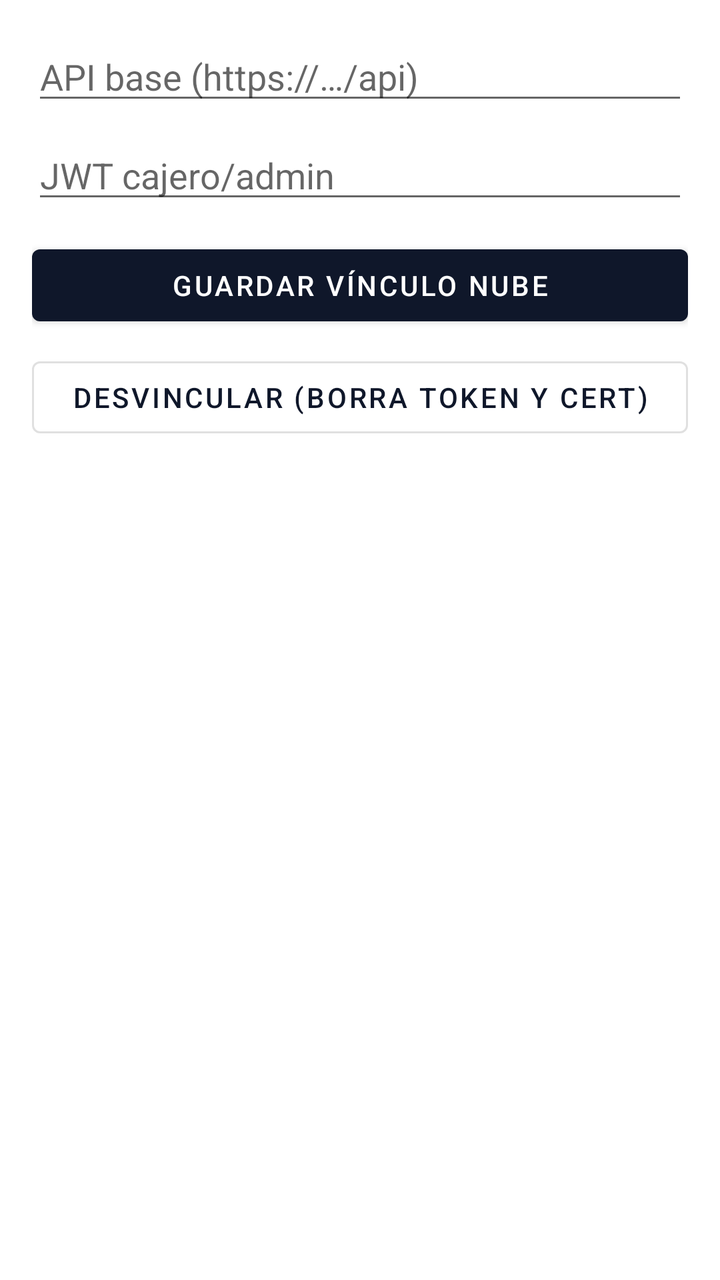
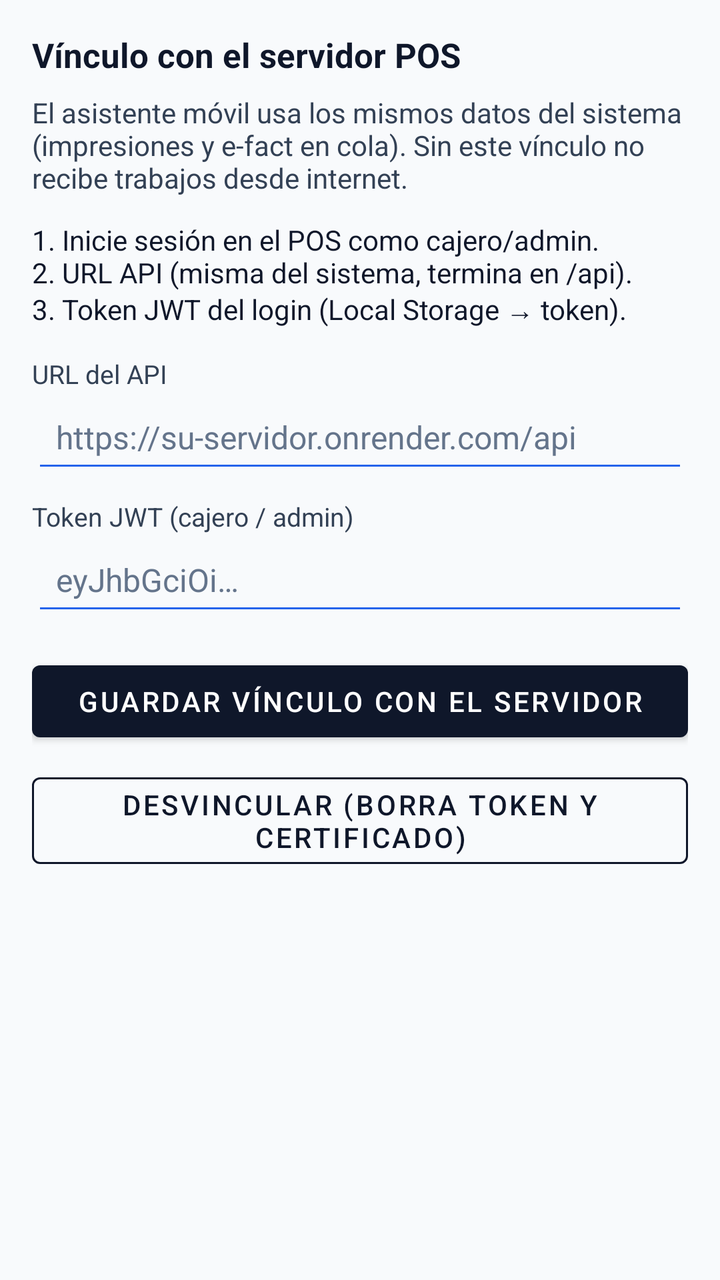

An Android layout rendered at two revisions. The XML below is the earlier revision; the diff shows what the commit changed to produce the second picture.
<!-- AndroidManifest.xml: application theme Theme.FadeyMobileAssistant -->
<!-- res/layout/fragment_settings.xml -->
<?xml version="1.0" encoding="utf-8"?>
<ScrollView xmlns:android="http://schemas.android.com/apk/res/android"
    android:layout_width="match_parent"
    android:layout_height="match_parent"
    android:padding="16dp">

    <LinearLayout
        android:layout_width="match_parent"
        android:layout_height="wrap_content"
        android:orientation="vertical">

        <EditText
            android:id="@+id/editApiBase"
            android:layout_width="match_parent"
            android:layout_height="wrap_content"
            android:hint="API base (https://…/api)"
            android:inputType="textUri" />

        <EditText
            android:id="@+id/editToken"
            android:layout_width="match_parent"
            android:layout_height="wrap_content"
            android:layout_marginTop="8dp"
            android:hint="JWT cajero/admin"
            android:inputType="textPassword" />

        <com.google.android.material.button.MaterialButton
            android:id="@+id/btnSaveLink"
            android:layout_width="match_parent"
            android:layout_height="wrap_content"
            android:layout_marginTop="12dp"
            android:text="Guardar vínculo nube" />

        <com.google.android.material.button.MaterialButton
            android:id="@+id/btnUnlink"
            style="@style/Widget.MaterialComponents.Button.OutlinedButton"
            android:layout_width="match_parent"
            android:layout_height="wrap_content"
            android:layout_marginTop="8dp"
            android:text="Desvincular (borra token y cert)" />

        <TextView
            android:id="@+id/txtSettingsMsg"
            android:layout_width="match_parent"
            android:layout_height="wrap_content"
            android:layout_marginTop="12dp" />
    </LinearLayout>
</ScrollView>
<!-- resources referenced by this layout -->
<resources>
  <style name="Theme.FadeyMobileAssistant" parent="Theme.MaterialComponents.DayNight.NoActionBar">
          <item name="colorPrimary">#0F172A</item>
          <item name="colorPrimaryVariant">#1E293B</item>
          <item name="colorOnPrimary">#FFFFFF</item>
          <item name="colorSecondary">#2563EB</item>
          <item name="android:statusBarColor">#0F172A</item>
      </style>
</resources>

<!-- the commit's change to res/layout/fragment_settings.xml (unified diff, before → after) -->
@@ -2,6 +2,7 @@
 <ScrollView xmlns:android="http://schemas.android.com/apk/res/android"
     android:layout_width="match_parent"
     android:layout_height="match_parent"
+    android:background="@color/fadey_bg"
     android:padding="16dp">
 
     <LinearLayout
@@ -9,40 +10,86 @@
         android:layout_height="wrap_content"
         android:orientation="vertical">
 
+        <TextView
+            android:layout_width="match_parent"
+            android:layout_height="wrap_content"
+            android:text="Vínculo con el servidor POS"
+            android:textColor="@color/fadey_navy"
+            android:textSize="17sp"
+            android:textStyle="bold" />
+
+        <TextView
+            android:layout_width="match_parent"
+            android:layout_height="wrap_content"
+            android:layout_marginTop="8dp"
+            android:text="El asistente móvil usa los mismos datos del sistema (impresiones y e-fact en cola). Sin este vínculo no recibe trabajos desde internet."
+            android:textColor="@color/fadey_text_secondary"
+            android:textSize="14sp" />
+
+        <TextView
+            android:layout_width="match_parent"
+            android:layout_height="wrap_content"
+            android:layout_marginTop="12dp"
+            android:text="1. Inicie sesión en el POS como cajero/admin.\n2. URL API (misma del sistema, termina en /api).\n3. Token JWT del login (Local Storage → token)."
+            android:textColor="@color/fadey_navy"
+            android:textSize="14sp" />
+
+        <TextView
+            android:layout_width="match_parent"
+            android:layout_height="wrap_content"
+            android:layout_marginTop="14dp"
+            android:text="URL del API"
+            android:textColor="@color/fadey_text_secondary"
+            android:textSize="13sp" />
+
         <EditText
             android:id="@+id/editApiBase"
             android:layout_width="match_parent"
             android:layout_height="wrap_content"
-            android:hint="API base (https://…/api)"
-            android:inputType="textUri" />
+            android:hint="https://su-servidor.onrender.com/api"
+            android:inputType="textUri"
+            android:textColor="@color/fadey_navy"
+            android:textColorHint="@color/fadey_hint" />
+
+        <TextView
+            android:layout_width="match_parent"
+            android:layout_height="wrap_content"
+            android:layout_marginTop="8dp"
+            android:text="Token JWT (cajero / admin)"
+            android:textColor="@color/fadey_text_secondary"
+            android:textSize="13sp" />
 
         <EditText
             android:id="@+id/editToken"
             android:layout_width="match_parent"
             android:layout_height="wrap_content"
-            android:layout_marginTop="8dp"
-            android:hint="JWT cajero/admin"
-            android:inputType="textPassword" />
+            android:hint="eyJhbGciOi…"
+            android:inputType="textPassword"
+            android:textColor="@color/fadey_navy"
+            android:textColorHint="@color/fadey_hint" />
 
         <com.google.android.material.button.MaterialButton
             android:id="@+id/btnSaveLink"
             android:layout_width="match_parent"
             android:layout_height="wrap_content"
-            android:layout_marginTop="12dp"
-            android:text="Guardar vínculo nube" />
+            android:layout_marginTop="14dp"
+            android:text="Guardar vínculo con el servidor" />
 
         <com.google.android.material.button.MaterialButton
             android:id="@+id/btnUnlink"
-            style="@style/Widget.MaterialComponents.Button.OutlinedButton"
+            style="@style/Widget.Fadey.Button.Outlined"
             android:layout_width="match_parent"
             android:layout_height="wrap_content"
             android:layout_marginTop="8dp"
-            android:text="Desvincular (borra token y cert)" />
+            android:text="Desvincular (borra token y certificado)" />
 
         <TextView
             android:id="@+id/txtSettingsMsg"
             android:layout_width="match_parent"
             android:layout_height="wrap_content"
-            android:layout_marginTop="12dp" />
+            android:layout_marginTop="12dp"
+            android:textColor="@color/fadey_navy"
+            android:textSize="14sp"
+            android:textStyle="bold" />
     </LinearLayout>
 </ScrollView>
<!-- resource entries referenced after the edit -->
@@ -1,11 +1,44 @@
 <!-- resources referenced by this layout -->
 <resources>
-  <style name="Theme.FadeyMobileAssistant" parent="Theme.MaterialComponents.DayNight.NoActionBar">
-          <item name="colorPrimary">#0F172A</item>
+  <color name="fadey_bg">#F8FAFC</color>
+  <color name="fadey_hint">#64748B</color>
+  <color name="fadey_navy">#0F172A</color>
+  <color name="fadey_text_secondary">#334155</color>
+  <style name="Widget.Fadey.Button.Outlined" parent="Widget.MaterialComponents.Button.OutlinedButton">
+          <item name="android:textColor">@color/fadey_navy</item>
+          <item name="strokeColor">@color/fadey_navy</item>
+      </style>
+  <style name="Theme.FadeyMobileAssistant" parent="Theme.MaterialComponents.Light.NoActionBar">
+          <item name="colorPrimary">@color/fadey_navy</item>
           <item name="colorPrimaryVariant">#1E293B</item>
           <item name="colorOnPrimary">#FFFFFF</item>
-          <item name="colorSecondary">#2563EB</item>
-          <item name="android:statusBarColor">#0F172A</item>
+          <item name="colorSecondary">@color/fadey_blue</item>
+          <item name="colorOnSecondary">#FFFFFF</item>
+          <item name="colorSurface">#FFFFFF</item>
+          <item name="colorOnSurface">@color/fadey_navy</item>
+          <item name="android:colorBackground">@color/fadey_bg</item>
+          <item name="android:statusBarColor">@color/fadey_navy</item>
+          <item name="android:windowBackground">@color/fadey_bg</item>
+          <item name="android:textColorPrimary">@color/fadey_navy</item>
+          <item name="android:textColorSecondary">@color/fadey_text_secondary</item>
+          <item name="android:textColorHint">@color/fadey_hint</item>
+          <item name="android:editTextColor">@color/fadey_navy</item>
+          <item name="editTextStyle">@style/Widget.Fadey.EditText</item>
+          <item name="materialButtonOutlinedStyle">@style/Widget.Fadey.Button.Outlined</item>
+          <item name="bottomNavigationStyle">@style/Widget.Fadey.BottomNav</item>
+      </style>
+  <color name="fadey_blue">#2563EB</color>
+  <style name="Widget.Fadey.EditText" parent="Widget.AppCompat.EditText">
+          <item name="android:textColor">@color/fadey_navy</item>
+          <item name="android:textColorHint">@color/fadey_hint</item>
+          <item name="android:textSize">16sp</item>
+          <item name="android:padding">12dp</item>
+          <item name="android:backgroundTint">@color/fadey_blue</item>
+      </style>
+  <style name="Widget.Fadey.BottomNav" parent="Widget.MaterialComponents.BottomNavigationView">
+          <item name="itemIconTint">@color/bottom_nav_colors</item>
+          <item name="itemTextColor">@color/bottom_nav_colors</item>
+          <item name="android:background">#FFFFFF</item>
       </style>
 </resources>
 
